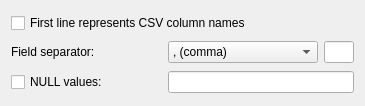
This is Plugins/CsvImport/CsvImportOptions.ui in pawelsalawa/sqlitestudio as Qt 5 draws it before an edit. The edited form follows.
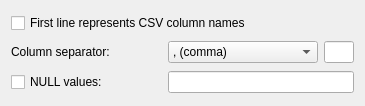
This is the edited form.

What changed in the file:
```diff
--- a/Plugins/CsvImport/CsvImportOptions.ui
+++ b/Plugins/CsvImport/CsvImportOptions.ui
@@ -62,7 +62,7 @@
    <item row="1" column="0">
     <widget class="QLabel" name="separatorLabel">
      <property name="text">
-      <string>Field separator:</string>
+      <string>Column separator:</string>
      </property>
     </widget>
    </item>
```
